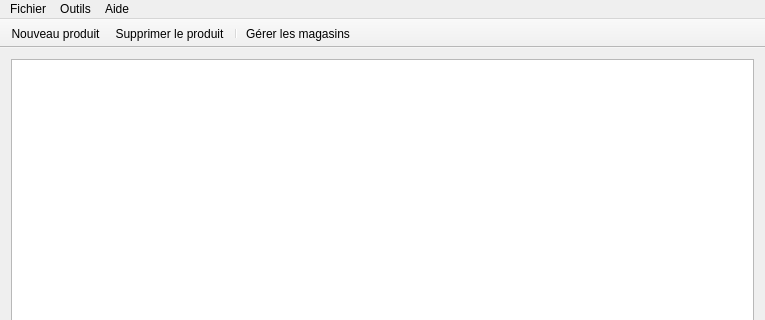
This is mainwindow.ui in Deuchnord/Hermes as Qt 5 draws it before an edit; both pictures show x 0 to 765 and y 0 to 320 of the 765 by 610 pixel window. The edited form follows.
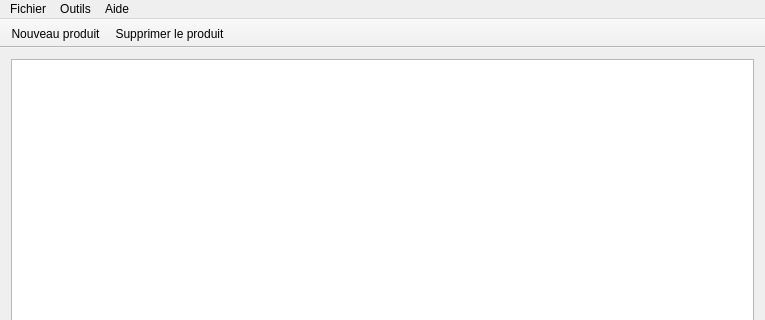
This is the edited form. Icons and pictures are not drawn.

What changed in the file:
```diff
--- a/mainwindow.ui
+++ b/mainwindow.ui
@@ -75,8 +75,6 @@
    </attribute>
    <addaction name="actionNouveauProduit"/>
    <addaction name="actionSupprimerProduit"/>
-   <addaction name="separator"/>
-   <addaction name="actionGererMagasins"/>
   </widget>
   <widget class="QStatusBar" name="statusBar">
    <property name="sizeGripEnabled">
@@ -99,11 +97,6 @@
     <string>Ctrl+D</string>
    </property>
   </action>
-  <action name="actionGererMagasins">
-   <property name="text">
-    <string>Gérer les magasins...</string>
-   </property>
-  </action>
   <action name="actionAide">
    <property name="text">
     <string>Centre d'aide...</string>
```
Left out of the diff: 1 changed line with no effect on the pictures.
